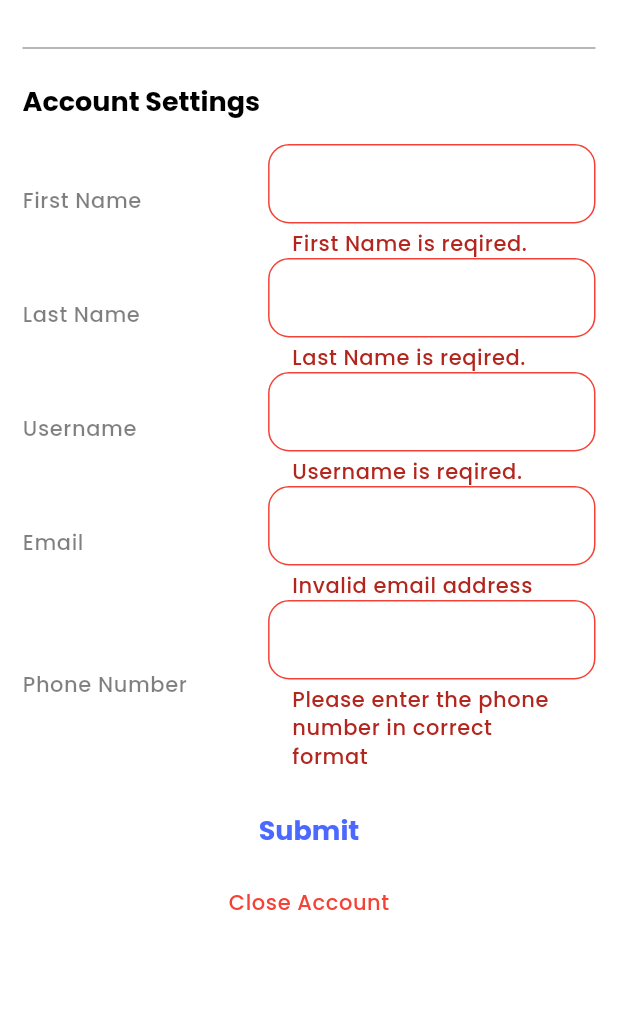
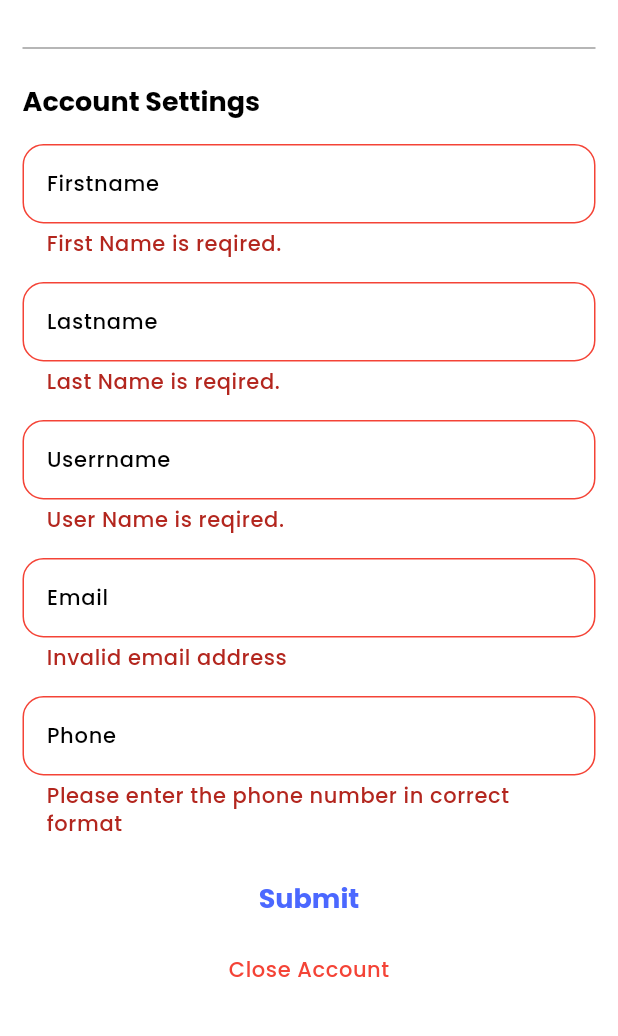
Before and after one commit to HarshJagani/e_comm, a Flutter app: the ProfileScreen screen opened directly, after a tap on "Submit", on a phone screen of 412 x 824 dp, the part 189-1225 px from its top. Run offline on Flutter 3.47's test engine with Material 3 defaults, Android fonts, the phone set to English and light mode, and no system bars; our stand-ins replace cloud_firestore, connectivity_plus, curved_navigation_bar, firebase_auth, firebase_core, firebase_storage and 6 more; missing offline and left inert: auto_height_grid_view; accounts and stored records are empty.

Commit message:
Generated file update and code refactoring in various files
This commit includes updates to the generated file '.flutter-plugins-dependencies' and code refactoring in several files. The changes in the generated file are not user-

```diff
--- a/lib/common/Widgets/rounded_container.dart
+++ b/lib/common/Widgets/rounded_container.dart
@@ -5,6 +5,7 @@
   const ECRoundedContainer(
       {super.key,
       this.width,
+      this.alignment,
       this.height,
       this.child,
       this.borderColor = Colors.white,
@@ -24,6 +25,7 @@
   final double radius;
   final Color backgroundColor;
   final bool showBorder;
+  final Alignment? alignment;
 
   @override
   Widget build(BuildContext context) {
@@ -32,6 +34,7 @@
       height: height,
       padding: padding,
       margin: margin,
+      alignment: alignment,
       decoration: BoxDecoration(
         color: backgroundColor,
         borderRadius: BorderRadius.circular(radius),
--- a/lib/common/product_card_vertical/product_card_vertical.dart
+++ b/lib/common/product_card_vertical/product_card_vertical.dart
@@ -3,6 +3,7 @@
 import 'package:e_comm_app/common/Widgets/product_title.dart';
 import 'package:e_comm_app/common/Widgets/rounded_container.dart';
 import 'package:e_comm_app/common/Widgets/rounded_image.dart';
+import 'package:e_comm_app/features/shop/screens/product_detail.dart';
 import 'package:flutter/cupertino.dart';
 import 'package:flutter/material.dart';
 import 'package:get/get.dart';
@@ -30,7 +31,9 @@
     return Stack(
       children: [
         GestureDetector(
-          onTap: () {},
+          onTap: () {
+            Get.to(() => ProductDetailePage());
+          },
           child: Container(
             decoration: BoxDecoration(
                 border: Border.all(color:Colors.grey),
--- a/lib/features/shop/screens/profile_settings.dart
+++ b/lib/features/shop/screens/profile_settings.dart
@@ -1,5 +1,4 @@
 import 'package:e_comm_app/common/Widgets/appbar/appbar.dart';
-import 'package:e_comm_app/common/Widgets/profile_tile.dart';
 import 'package:e_comm_app/features/authentication/models/usermodel.dart';
 import 'package:e_comm_app/features/shop/controllers/update_profile_controller.dart';
 import 'package:e_comm_app/navigation_bar.dart';
@@ -48,33 +47,46 @@
                 Text('Account Settings',
                     style: Theme.of(context).textTheme.headlineSmall),
                 const SizedBox(height: ECSize.md),
-                ProfileTile(
+                TextFormField(
+                  controller: updateController.firstName,
                   validator: (value) =>
                       ECValidator.validateEmptytext('First Name', value),
-                  controller: updateController.firstName,
-                  leadingText: 'First Name',
+                  decoration: const InputDecoration(
+                      labelText: 'Firstname', hintText: 'Firstname'),
                 ),
-                ProfileTile(
+                const SizedBox(height: ECSize.md),
+                TextFormField(
+                  controller: updateController.lastName,
                   validator: (value) =>
                       ECValidator.validateEmptytext('Last Name', value),
-                  controller: updateController.lastName,
-                  leadingText: 'Last Name',
+                  decoration: const InputDecoration(
+                      labelText: 'Lastname', hintText: 'Lastname'),
                 ),
-                ProfileTile(
+                const SizedBox(height: ECSize.md),
+                TextFormField(
+                  controller: updateController.username,
                   validator: (value) =>
-                      ECValidator.validateEmptytext('Username', value),
-                  controller: updateController.username,
-                  leadingText: 'Username',
+                      ECValidator.validateEmptytext('User Name', value),
+                  decoration: const InputDecoration(
+                      labelText: 'Userrname', hintText: 'Username'),
                 ),
-                ProfileTile(
+                const SizedBox(height: ECSize.md),
+                TextFormField(
+                  controller: updateController.email,
                   validator: (value) => ECValidator.validateEmail(value),
-                  controller: updateController.email,
-                  leadingText: 'Email',
+                  keyboardType: TextInputType.emailAddress,
+                  decoration: const InputDecoration(
+                      labelText: 'Email', hintText: 'Email'),
                 ),
-                ProfileTile(
+                const SizedBox(height: ECSize.md),
+                TextFormField(
+                  controller: updateController.phone,
                   validator: (value) => ECValidator.validatenumber(value),
-                  controller: updateController.phone,
-                  leadingText: 'Phone Number',
+                  keyboardType: TextInputType.number,
+                  decoration: const InputDecoration(
+                    labelText: 'Phone',
+                    hintText: 'phone',
+                  ),
                 ),
                 const SizedBox(height: ECSize.iconSm),
                 Center(
--- a/lib/navigation_bar.dart
+++ b/lib/navigation_bar.dart
@@ -1,10 +1,8 @@
 import 'package:e_comm_app/features/authentication/controllers/homepage_controller.dart';
 import 'package:e_comm_app/features/authentication/screens/login/login.dart';
-import 'package:e_comm_app/features/authentication/screens/signup/sign_up.dart';
 import 'package:e_comm_app/features/shop/screens/favorite.dart';
 import 'package:e_comm_app/features/shop/screens/home.dart';
 import 'package:e_comm_app/features/shop/screens/setting_screem.dart';
-import 'package:e_comm_app/features/shop/screens/store.dart';
 import 'package:e_comm_app/utils/helpers/helper_function.dart';
 import 'package:flutter/cupertino.dart';
 import 'package:flutter/material.dart';
--- a/lib/utils/theme/custom_themes/chip_theme.dart
+++ b/lib/utils/theme/custom_themes/chip_theme.dart
@@ -6,7 +6,7 @@
   static ChipThemeData lightChipTheme = ChipThemeData(
     disabledColor: Colors.grey.withOpacity(0.4),
     labelStyle: const TextStyle(color: Colors.black),
-    selectedColor: Colors.blue,
+    selectedColor: Colors.grey,
     padding: const EdgeInsets.symmetric(horizontal: 12, vertical: 12),
     checkmarkColor: Colors.white,
   );
@@ -14,7 +14,7 @@
   static ChipThemeData dakChipTheme = const ChipThemeData(
     disabledColor: Colors.grey,
     labelStyle: TextStyle(color: Colors.white),
-    selectedColor: Colors.blue,
+    selectedColor: Colors.grey,
     padding: EdgeInsets.symmetric(horizontal: 12, vertical: 12),
     checkmarkColor: Colors.white,
   );
```
Also changed, not shown: lib/common/Widgets/choice_chip.dart (added, +33 -0 lines), lib/features/shop/screens/home.dart (+10 -8 lines), 1 other file.
